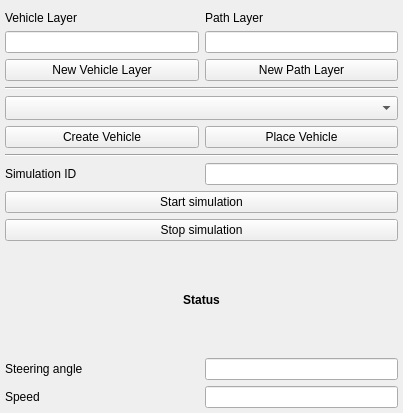
lugafner/QgisSweptPath, file qgis_swept_path_dockwidget_base.ui: the form before one commit.
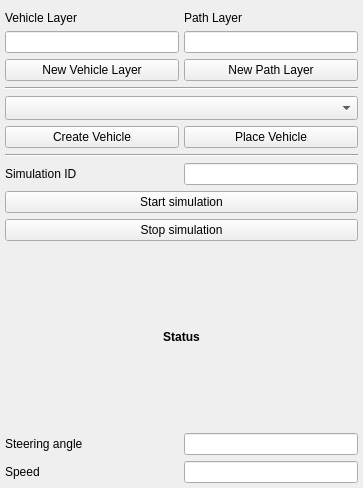
The form after the commit.

Commit message: Add scroll bars to widget

```diff
--- a/qgis_swept_path_dockwidget_base.ui
+++ b/qgis_swept_path_dockwidget_base.ui
@@ -6,14 +6,56 @@
    <rect>
     <x>0</x>
     <y>0</y>
-    <width>403</width>
-    <height>413</height>
+    <width>363</width>
+    <height>488</height>
    </rect>
   </property>
   <property name="windowTitle">
    <string>QgisSweptPath</string>
   </property>
   <widget class="QWidget" name="dockWidgetContents">
+   <layout class="QHBoxLayout" name="horizontalLayout">
+    <property name="spacing">
+     <number>0</number>
+    </property>
+    <property name="leftMargin">
+     <number>0</number>
+    </property>
+    <property name="topMargin">
+     <number>0</number>
+    </property>
+    <property name="rightMargin">
+     <number>0</number>
+    </property>
+    <property name="bottomMargin">
+     <number>0</number>
+    </property>
+    <item>
+     <widget class="QScrollArea" name="scraMain">
+      <property name="sizePolicy">
+       <sizepolicy hsizetype="Expanding" vsizetype="Expanding">
+        <horstretch>0</horstretch>
+        <verstretch>0</verstretch>
+       </sizepolicy>
+      </property>
+      <property name="frameShape">
+       <enum>QFrame::NoFrame</enum>
+      </property>
+      <property name="frameShadow">
+       <enum>QFrame::Plain</enum>
+      </property>
+      <property name="widgetResizable">
+       <bool>true</bool>
+      </property>
+      <widget class="QWidget" name="scrollAreaWidgetContents">
+       <property name="geometry">
+        <rect>
+         <x>0</x>
+         <y>0</y>
+         <width>363</width>
+         <height>462</height>
+        </rect>
+       </property>
    <layout class="QGridLayout" name="gridLayout">
     <property name="leftMargin">
      <number>5</number>
@@ -27,82 +69,10 @@
     <property name="bottomMargin">
      <number>5</number>
     </property>
-    <item row="9" column="1">
-     <widget class="QLineEdit" name="txtSimulationId"/>
-    </item>
-    <item row="6" column="0">
-     <widget class="QPushButton" name="btnCreateVehicle">
-      <property name="sizePolicy">
-       <sizepolicy hsizetype="Expanding" vsizetype="Fixed">
-        <horstretch>0</horstretch>
-        <verstretch>0</verstretch>
-       </sizepolicy>
-      </property>
-      <property name="text">
-       <string>Create Vehicle</string>
-      </property>
-     </widget>
-    </item>
-    <item row="1" column="1">
-     <widget class="QLabel" name="lblPathLayer">
-      <property name="minimumSize">
-       <size>
-        <width>0</width>
-        <height>20</height>
-       </size>
-      </property>
-      <property name="maximumSize">
-       <size>
-        <width>16777215</width>
-        <height>20</height>
-       </size>
-      </property>
-      <property name="text">
-       <string>Path Layer</string>
-      </property>
-      <property name="alignment">
-       <set>Qt::AlignBottom|Qt::AlignLeading|Qt::AlignLeft</set>
-      </property>
-     </widget>
-    </item>
-    <item row="12" column="0" colspan="2">
-     <widget class="QPushButton" name="btnStopSimulation">
-      <property name="text">
-       <string>Stop simulation</string>
-      </property>
-     </widget>
-    </item>
-    <item row="5" column="0" colspan="2">
-     <widget class="QComboBox" name="cmboVehicleSelect">
-      <property name="minimumSize">
-       <size>
-        <width>0</width>
-        <height>24</height>
-       </size>
-      </property>
-     </widget>
-    </item>
-    <item row="14" column="1">
-     <widget class="QLineEdit" name="txtSteeringAngle"/>
-    </item>
-    <item row="14" column="0">
-     <widget class="QLabel" name="lblSteeringAngle">
-      <property name="text">
-       <string>Steering angle</string>
-      </property>
-      <property name="alignment">
-       <set>Qt::AlignLeading|Qt::AlignLeft|Qt::AlignVCenter</set>
-      </property>
-     </widget>
-    </item>
-    <item row="11" column="0" colspan="2">
-     <widget class="QPushButton" name="btnStartSimulation">
-      <property name="text">
-       <string>Start simulation</string>
-      </property>
-     </widget>
-    </item>
-    <item row="8" column="0" colspan="2">
+        <property name="horizontalSpacing">
+         <number>5</number>
+        </property>
+        <item row="9" column="0" colspan="2">
      <widget class="Line" name="line1">
       <property name="sizePolicy">
        <sizepolicy hsizetype="Minimum" vsizetype="Fixed">
@@ -118,13 +88,6 @@
       </property>
      </widget>
     </item>
-    <item row="3" column="1">
-     <widget class="QPushButton" name="btnAddPathLayer">
-      <property name="text">
-       <string>New Path Layer</string>
-      </property>
-     </widget>
-    </item>
     <item row="3" column="0">
      <widget class="QPushButton" name="btnAddVehicleLayer">
       <property name="text">
@@ -132,17 +95,161 @@
       </property>
      </widget>
     </item>
-    <item row="2" column="0">
-     <widget class="QLineEdit" name="txtVehicleLayer">
-      <property name="readOnly">
-       <bool>true</bool>
+        <item row="3" column="1">
+         <widget class="QPushButton" name="btnAddPathLayer">
+          <property name="text">
+           <string>New Path Layer</string>
       </property>
      </widget>
     </item>
-    <item row="16" column="1">
+        <item row="15" column="0">
+         <widget class="QLabel" name="lblSteeringAngle">
+          <property name="text">
+           <string>Steering angle</string>
+          </property>
+          <property name="alignment">
+           <set>Qt::AlignLeading|Qt::AlignLeft|Qt::AlignVCenter</set>
+          </property>
+         </widget>
+        </item>
+        <item row="17" column="1">
      <widget class="QLineEdit" name="txtSpeed"/>
     </item>
+        <item row="10" column="1">
+         <widget class="QLineEdit" name="txtSimulationId"/>
+        </item>
     <item row="13" column="0" colspan="2">
+         <widget class="QPushButton" name="btnStopSimulation">
+          <property name="text">
+           <string>Stop simulation</string>
+          </property>
+         </widget>
+        </item>
+        <item row="7" column="0">
+         <widget class="QPushButton" name="btnCreateVehicle">
+          <property name="sizePolicy">
+           <sizepolicy hsizetype="Expanding" vsizetype="Fixed">
+            <horstretch>0</horstretch>
+            <verstretch>0</verstretch>
+           </sizepolicy>
+          </property>
+          <property name="text">
+           <string>Create Vehicle</string>
+          </property>
+         </widget>
+        </item>
+        <item row="2" column="0">
+         <widget class="QLineEdit" name="txtVehicleLayer">
+          <property name="readOnly">
+           <bool>true</bool>
+          </property>
+         </widget>
+        </item>
+        <item row="1" column="0">
+         <widget class="QLabel" name="lblVehicleLayer">
+          <property name="minimumSize">
+           <size>
+            <width>0</width>
+            <height>20</height>
+           </size>
+          </property>
+          <property name="maximumSize">
+           <size>
+            <width>16777215</width>
+            <height>20</height>
+           </size>
+          </property>
+          <property name="text">
+           <string>Vehicle Layer</string>
+          </property>
+          <property name="alignment">
+           <set>Qt::AlignBottom|Qt::AlignLeading|Qt::AlignLeft</set>
+          </property>
+         </widget>
+        </item>
+        <item row="12" column="0" colspan="2">
+         <widget class="QPushButton" name="btnStartSimulation">
+          <property name="text">
+           <string>Start simulation</string>
+          </property>
+         </widget>
+        </item>
+        <item row="2" column="1">
+         <widget class="QLineEdit" name="txtPathLayer">
+          <property name="readOnly">
+           <bool>true</bool>
+          </property>
+         </widget>
+        </item>
+        <item row="10" column="0">
+         <widget class="QLabel" name="lblSimulationId">
+          <property name="layoutDirection">
+           <enum>Qt::RightToLeft</enum>
+          </property>
+          <property name="text">
+           <string>Simulation ID</string>
+          </property>
+          <property name="alignment">
+           <set>Qt::AlignLeading|Qt::AlignLeft|Qt::AlignVCenter</set>
+          </property>
+         </widget>
+        </item>
+        <item row="15" column="1">
+         <widget class="QLineEdit" name="txtSteeringAngle"/>
+        </item>
+        <item row="5" column="0" colspan="2">
+         <widget class="Line" name="line">
+          <property name="orientation">
+           <enum>Qt::Horizontal</enum>
+          </property>
+         </widget>
+        </item>
+        <item row="1" column="1">
+         <widget class="QLabel" name="lblPathLayer">
+          <property name="minimumSize">
+           <size>
+            <width>0</width>
+            <height>20</height>
+           </size>
+          </property>
+          <property name="maximumSize">
+           <size>
+            <width>16777215</width>
+            <height>20</height>
+           </size>
+          </property>
+          <property name="text">
+           <string>Path Layer</string>
+          </property>
+          <property name="alignment">
+           <set>Qt::AlignBottom|Qt::AlignLeading|Qt::AlignLeft</set>
+          </property>
+         </widget>
+        </item>
+        <item row="7" column="1">
+         <widget class="QPushButton" name="btnPlaceVehicle">
+          <property name="sizePolicy">
+           <sizepolicy hsizetype="Expanding" vsizetype="Fixed">
+            <horstretch>0</horstretch>
+            <verstretch>0</verstretch>
+           </sizepolicy>
+          </property>
+          <property name="text">
+           <string>Place Vehicle</string>
+          </property>
+         </widget>
+        </item>
+        <item row="6" column="0" colspan="2">
+         <widget class="QComboBox" name="cmboVehicleSelect">
+          <property name="minimumSize">
+           <size>
+            <width>0</width>
+            <height>24</height>
+           </size>
+          </property>
+         </widget>
+        </item>
+        <item row="14" column="0" colspan="2">
      <widget class="QLabel" name="lblStatus">
       <property name="font">
        <font>
@@ -158,20 +265,7 @@
       </property>
      </widget>
     </item>
-    <item row="9" column="0">
-     <widget class="QLabel" name="lblSimulationId">
-      <property name="layoutDirection">
-       <enum>Qt::RightToLeft</enum>
-      </property>
-      <property name="text">
-       <string>Simulation ID</string>
-      </property>
-      <property name="alignment">
-       <set>Qt::AlignLeading|Qt::AlignLeft|Qt::AlignVCenter</set>
-      </property>
-     </widget>
-    </item>
-    <item row="16" column="0">
+        <item row="17" column="0">
      <widget class="QLabel" name="lblSpeed">
       <property name="text">
        <string>Speed</string>
@@ -181,53 +275,8 @@
       </property>
      </widget>
     </item>
-    <item row="1" column="0">
-     <widget class="QLabel" name="lblVehicleLayer">
-      <property name="minimumSize">
-       <size>
-        <width>0</width>
-        <height>20</height>
-       </size>
-      </property>
-      <property name="maximumSize">
-       <size>
-        <width>16777215</width>
-        <height>20</height>
-       </size>
-      </property>
-      <property name="text">
-       <string>Vehicle Layer</string>
-      </property>
-      <property name="alignment">
-       <set>Qt::AlignBottom|Qt::AlignLeading|Qt::AlignLeft</set>
-      </property>
-     </widget>
-    </item>
-    <item row="6" column="1">
-     <widget class="QPushButton" name="btnPlaceVehicle">
-      <property name="sizePolicy">
-       <sizepolicy hsizetype="Expanding" vsizetype="Fixed">
-        <horstretch>0</horstretch>
-        <verstretch>0</verstretch>
-       </sizepolicy>
-      </property>
-      <property name="text">
-       <string>Place Vehicle</string>
-      </property>
-     </widget>
-    </item>
-    <item row="2" column="1">
-     <widget class="QLineEdit" name="txtPathLayer">
-      <property name="readOnly">
-       <bool>true</bool>
-      </property>
-     </widget>
-    </item>
-    <item row="4" column="0" colspan="2">
-     <widget class="Line" name="line">
-      <property name="orientation">
-       <enum>Qt::Horizontal</enum>
-      </property>
+       </layout>
+      </widget>
      </widget>
     </item>
    </layout>
```
Lines whose indentation alone changed are shown as unchanged.
